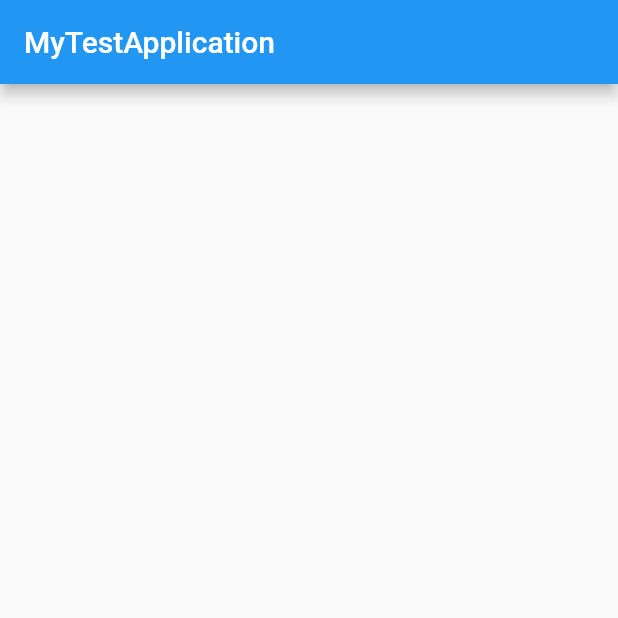
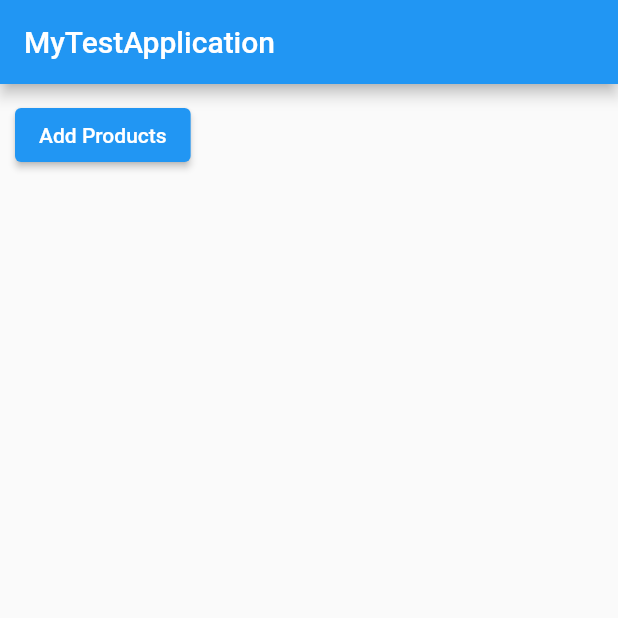
Before and after one commit to sachin96Boy/DemoApplicationIEEEWUSL, a Flutter app: the screen it shows after launch, on a phone screen of 412 x 824 dp, the top half of it. Run offline on Flutter 3.47's test engine with Material 2 defaults, Android fonts, the phone set to English and light mode, and no system bars.

Commit message:
fix: divide the app to diifferent components

```diff
--- a/lib/main.dart
+++ b/lib/main.dart
@@ -1,16 +1,19 @@
 import 'package:flutter/material.dart';
+import 'package:my_tutorial_app/product_manager.dart';
 
-main() {
-  runApp(MyApp());
-}
+void main() => runApp(MyApp());
 
 class MyApp extends StatelessWidget {
-  build(context) {
+  @override
+  Widget build(BuildContext context) {
     return MaterialApp(
       home: Scaffold(
         appBar: AppBar(
           title: Text('MyTestApplication'),
         ),
+        body: SingleChildScrollView(
+          child: ProductManager(),
+        ),
       ),
     );
   }
--- /dev/null
+++ b/lib/product_manager.dart
@@ -0,0 +1,29 @@
+import 'package:flutter/material.dart';
+import 'package:my_tutorial_app/products.dart';
+
+class ProductManager extends StatefulWidget {
+  const ProductManager({Key? key}) : super(key: key);
+
+  @override
+  _ProductManagerState createState() => _ProductManagerState();
+}
+
+class _ProductManagerState extends State<ProductManager> {
+  List<String> _products = ['first product', 'seond product'];
+
+  @override
+  Widget build(BuildContext context) {
+    return Container(
+      margin: EdgeInsets.all(10.0),
+      child: ElevatedButton(
+        child: Text('Add Products'),
+        onPressed: () {
+          setState(() {
+            _products.add('new-value');
+          });
+          Products(_products);
+        },
+      ),
+    );
+  }
+}
--- /dev/null
+++ b/lib/products.dart
@@ -0,0 +1,24 @@
+import 'package:flutter/material.dart';
+
+class Products extends StatelessWidget {
+
+
+  final List<String> _products;
+
+  Products(this._products);
+
+  @override
+  Widget build(BuildContext context) {
+    return Column(
+      children: _products
+          .map(
+            (e) => Card(
+              child: Column(
+                children: [Image.asset('assets/My_image.jpg'), Text(e)],
+              ),
+            ),
+          )
+          .toList(),
+    );
+  }
+}
--- a/pubspec.yaml
+++ b/pubspec.yaml
@@ -45,8 +45,8 @@ flutter:
   uses-material-design: true
 
   # To add assets to your application, add an assets section, like this:
-  # assets:
-  #   - images/a_dot_burr.jpeg
+  assets:
+    - assets/My_image.jpg
   #   - images/a_dot_ham.jpeg
 
   # An image asset can refer to one or more resolution-specific "variants", see
```
Also changed, not shown: assets/My_image.jpg (added).
